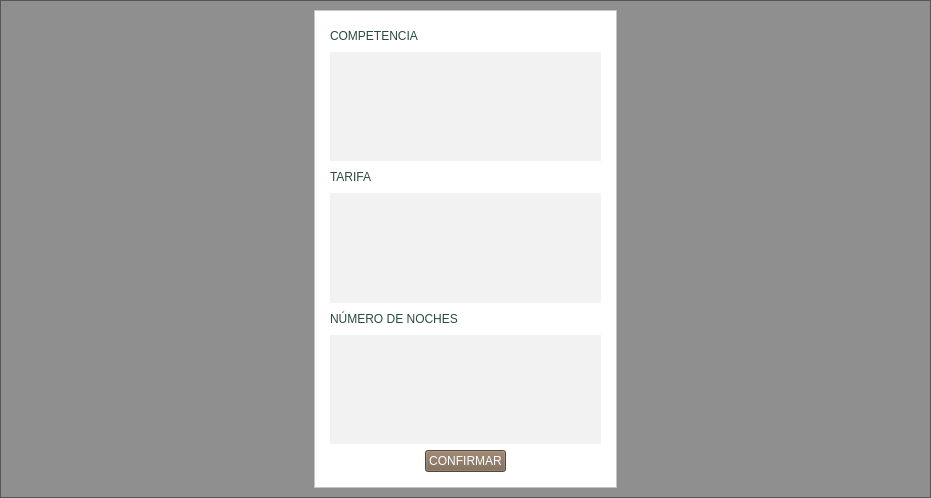
First picture: the form in extrainfo.ui, repository altitude-solutions/Camino_Real_Desktop, before the edit.
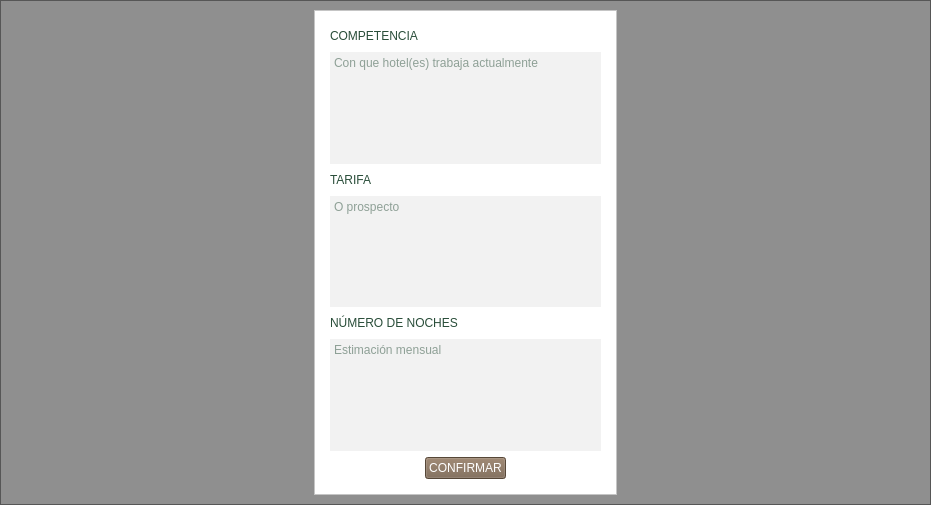
Second picture: the form after the edit.

```diff
--- a/extrainfo.ui
+++ b/extrainfo.ui
@@ -7,7 +7,7 @@
     <x>0</x>
     <y>0</y>
     <width>931</width>
-    <height>498</height>
+    <height>505</height>
    </rect>
   </property>
   <property name="windowTitle">
@@ -133,6 +133,9 @@
 min-height:5em;
 max-height:5em;</string>
              </property>
+             <property name="placeholderText">
+              <string>Con que hotel(es) trabaja actualmente</string>
+             </property>
             </widget>
            </item>
            <item>
@@ -175,6 +178,9 @@
 min-height:5em;
 max-height:5em;</string>
              </property>
+             <property name="placeholderText">
+              <string>O prospecto</string>
+             </property>
             </widget>
            </item>
            <item>
@@ -217,6 +223,9 @@
 min-height:5em;
 max-height:5em;</string>
              </property>
+             <property name="placeholderText">
+              <string>Estimación mensual</string>
+             </property>
             </widget>
            </item>
            <item>
```
